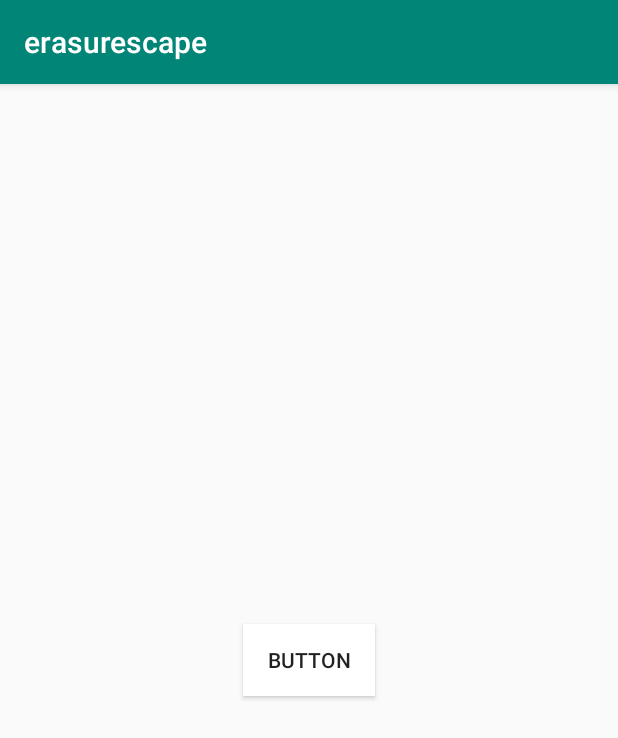
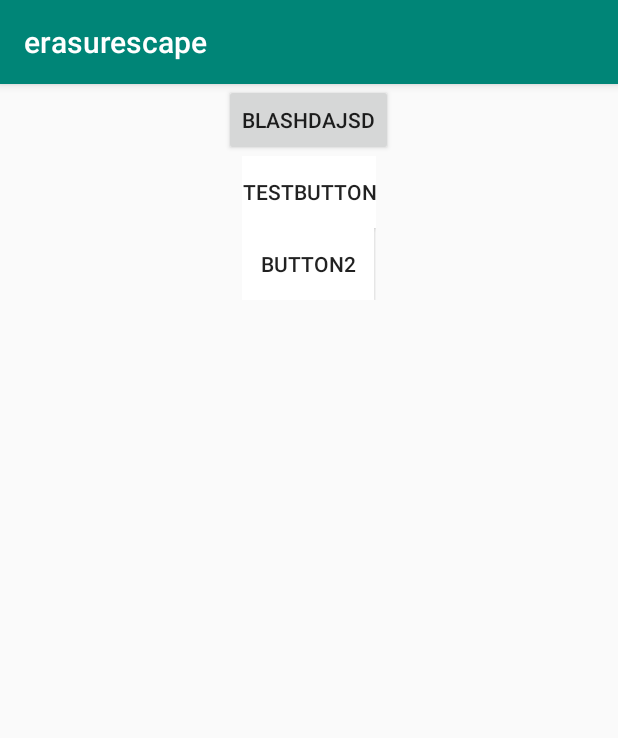
Before and after one commit to acedrow/erasurescape, an Android app: the screen it shows after launch (MainActivity), on a phone screen of 412 x 824 dp. Shown: the top 738 px of the screen. Run offline under Robolectric (Android 15) with nearby library versions, the light colour scheme and no system bars.

Commit message:
finished wrapper class for text rows, started text formatting

```diff
--- a/app/src/main/java/com/example/erasurescape/MainActivity.java
+++ b/app/src/main/java/com/example/erasurescape/MainActivity.java
@@ -1,35 +1,49 @@
 package com.example.erasurescape;
 
-import android.graphics.Color;
 import android.graphics.Paint;
-import android.graphics.Rect;
+import android.graphics.Point;
 import android.media.MediaPlayer;
-import android.provider.MediaStore;
 import android.support.v7.app.AppCompatActivity;
 import android.os.Bundle;
 import android.util.Log;
-import android.view.View;
-import android.view.ViewGroup;
+import android.view.Display;
 import android.widget.Button;
 import android.widget.LinearLayout;
-import android.widget.Toast;
+
+
+import java.util.ArrayList;
 
 public class MainActivity extends AppCompatActivity {
-     Button testButton;
-     MediaPlayer mediaPlayer;
-     LinearLayout linearLayout;
-
+    Button testButton;
+    MediaPlayer mediaPlayer;
+    LinearLayout rootVertLayout; //the 'parent' linear layout, holds each horizontal linar layout representing a row of text
+    ArrayList<TextRowLayout> textRow;
 
     @Override
     protected void onCreate(Bundle savedInstanceState) {
         super.onCreate(savedInstanceState);
         setContentView(R.layout.activity_main);
 
-        //instantiate the linearLayout as defined in activity_main.xml
-        linearLayout = findViewById(R.id.rootContainer);
+        textRow = new ArrayList<TextRowLayout>();
+        rootVertLayout = findViewById(R.id.rootVertLayout);
 
-        //try programatically creating button
-        createWordButton("button");
+        String loremIpsum = "Lorem ipsum dolor sit amet, consectetur adipiscing elit. " +
+                "Aliquam nec aliquam ex. Morbi a vulputate turpis. " +
+                "Pellentesque varius at purus non volutpat. " +
+                "Vestibulum ante ipsum primis in faucibus orci " +
+                "luctus et ultrices posuere cubilia Curae " +
+                "Quisque turpis velit, dignissim eget malesuada nec, " +
+                "blandit vel magna. Donec ornare aliquam porta.";
+
+        Log.i("lorem ipsum length","" + loremIpsum.length());
+
+        TextFormatter.formatText(loremIpsum, getScreenSize());
+
+        //try programatically creating rows and buttons
+        TextRowLayout testRow = createTextRowLayout(rootVertLayout);
+
+        createWordButton("testbutton", testRow);
+        createWordButton("button2", testRow);
 
         //instantiate mediaPlayer
         mediaPlayer = MediaPlayer.create(this, R.raw.pc_says);
@@ -40,39 +54,33 @@ public class MainActivity extends AppCompatActivity {
 
         Paint paint = new Paint();
         String text = "This";
-        float tLength = paint.measureText(text, 0, text.length());
+        float tLength = paint.measureText(loremIpsum);
         Log.i("textLength", "" + tLength);
 
 
     }
 
+    public TextRowLayout createTextRowLayout (LinearLayout textColumnLayout){
+        TextRowLayout textRowLayout = new TextRowLayout(rootVertLayout, this);
+        return textRowLayout;
+    }
+
     //creates a word button programatically, should have this in its own class for good CODEZ
-    public Button createWordButton(String buttonText){
-        WordButton wordButton = new WordButton("button", linearLayout, this);
-        /*
+    public WordButton createWordButton(String buttonText, LinearLayout ll){
+        WordButton wordButton = new WordButton(buttonText, ll, this);
+        return wordButton;
+    }
 
-        button.setText(buttonText);
-        button.setLayoutParams(new LinearLayout.LayoutParams
-                (ViewGroup.LayoutParams.WRAP_CONTENT,
-                        ViewGroup.LayoutParams.WRAP_CONTENT));
-        button.setBackgroundColor(Color.WHITE);
+    public WordButton createWordButton(String buttonText, TextRowLayout textRowLayout){
+        WordButton wordButton = new WordButton(buttonText, textRowLayout.getLinearLayout(), this);
+        return wordButton;
+    }
 
-        //set the onclicklistener
-        button.setOnClickListener(new View.OnClickListener() {
-            @Override
-            public void onClick(View v) {
-                //a toast is a small message popup
-                Toast.makeText(MainActivity.this, R.string.welcome_message, Toast.LENGTH_LONG).show();
-                testButton.setText("");
-                mediaPlayer.start();
+    public Point getScreenSize(){
+        Display display = getWindowManager().getDefaultDisplay();
+        Point size = new Point();
+        display.getSize(size);
 
-            }
-        });
-        //add the button to the linearLayout
-        if (linearLayout != null){
-            linearLayout.addView(button);
-        }
-        */
-        return wordButton.getButton();
+        return size;
     }
 }
--- /dev/null
+++ b/app/src/main/java/com/example/erasurescape/TextFormatter.java
@@ -0,0 +1,42 @@
+package com.example.erasurescape;
+
+import android.graphics.Point;
+import android.util.Log;
+import android.view.Display;
+
+import java.lang.reflect.Array;
+import java.util.ArrayList;
+import java.util.Arrays;
+import java.util.List;
+
+public class TextFormatter {
+
+    static int maxInputStringLength = 1000;
+
+    //Given an input string (i.e. the entire text to be displayed on the screen before blacking any words out),
+    //creates text rows, populates them with buttons containing each words, stores these in an array,
+    //returns that array
+    public static ArrayList<TextRowLayout> formatText(String text, Point screenDimensions){
+        if (text.length() > maxInputStringLength){
+            //throw exception? Need error handling...
+            return null;
+        }
+        //split() string by whitespace, store in an arraylist
+        ArrayList<String> words = new ArrayList<String>(Arrays.asList(text.split(" ")));
+
+        //trim() each substring, delete any array elements containing anything besides alphanumeric characters
+        String wordNoUnderscore = "\\S*[a-zA-Z0-9]+\\S*";
+        for (int i = 0; i < words.size(); i++){
+            words.get(i).trim();
+            if (!words.get(i).matches(wordNoUnderscore)){
+                words.remove(words.get(i));
+            }
+            Log.i("Word " + i + ": ", words.get(i));
+        }
+        //create new row, add to array
+        ArrayList<TextRowLayout> textRow = new ArrayList<TextRowLayout>();
+        //create new button with next word in the text (separate by spaces, any punctuation included at the end of the word
+
+        return textRow;
+    }
+}
--- /dev/null
+++ b/app/src/main/java/com/example/erasurescape/TextRowLayout.java
@@ -0,0 +1,30 @@
+package com.example.erasurescape;
+
+import android.content.Context;
+import android.widget.LinearLayout;
+import android.widget.LinearLayout.LayoutParams;
+
+public class TextRowLayout {
+    LinearLayout linearLayout;
+
+    public TextRowLayout(LinearLayout rootVertLayout, Context context){
+        linearLayout = new LinearLayout(context);
+        linearLayout.setOrientation(LinearLayout.VERTICAL);
+        LayoutParams layoutParams = new LayoutParams(LayoutParams.WRAP_CONTENT, LayoutParams.WRAP_CONTENT);
+        linearLayout.setLayoutParams(layoutParams);
+
+        //should add the newly created horizontal layout as a child of the root vertical layout
+        if (rootVertLayout != null){
+            rootVertLayout.addView(linearLayout);
+        }
+    }
+
+    public LinearLayout getLinearLayout(){
+        return linearLayout;
+    }
+
+    public void addWordButton(){
+
+    }
+
+}
--- a/app/src/main/java/com/example/erasurescape/WordButton.java
+++ b/app/src/main/java/com/example/erasurescape/WordButton.java
@@ -13,14 +13,15 @@ public class WordButton {
     String buttonText;
     boolean erased = false;
 
-    public WordButton(final String bt, LinearLayout linearLayout, Context context){
+    public WordButton(final String bt, LinearLayout textRowLayout, Context context){
         button = new Button(context);
-        this.buttonText = bt;
+        buttonText = bt;
         button.setText(bt);
         button.setLayoutParams(new LinearLayout.LayoutParams
                 (ViewGroup.LayoutParams.WRAP_CONTENT,
                         ViewGroup.LayoutParams.WRAP_CONTENT));
         button.setBackgroundColor(Color.WHITE);
+
 
         //set the onclicklistener
         button.setOnClickListener(new View.OnClickListener() {
@@ -30,10 +31,12 @@ public class WordButton {
                 //Toast.makeText(MainActivity.this, R.string.welcome_message, Toast.LENGTH_LONG).show();
                 if (!erased){
                     erased = true;
-                    button.setText("");
+                    //button.setText("");
+                    button.setBackgroundColor(Color.BLACK);
                 } else {
                     erased = false;
-                    button.setText(buttonText);
+                    //button.setText(buttonText);
+                    button.setBackgroundColor(Color.WHITE);
                 }
 
 
@@ -42,8 +45,8 @@ public class WordButton {
             }
         });
         //add the button to the linearLayout
-        if (linearLayout != null){
-            linearLayout.addView(button);
+        if (textRowLayout != null){
+            textRowLayout.addView(button);
         }
     }
 
--- a/app/src/main/res/layout/activity_main.xml
+++ b/app/src/main/res/layout/activity_main.xml
@@ -1,5 +1,4 @@
 <?xml version="1.0" encoding="utf-8"?>
-
 
 <android.support.constraint.ConstraintLayout xmlns:android="http://schemas.android.com/apk/res/android"
     xmlns:app="http://schemas.android.com/apk/res-auto"
@@ -10,13 +9,25 @@
 
 
     <LinearLayout
-        android:id="@+id/rootContainer"
-        xmlns:android="http://schemas.android.com/apk/res/android"
-        android:layout_width="match_parent"
-        android:layout_height="match_parent"
-        android:gravity="center"
+        android:id="@+id/rootVertLayout"
+        android:layout_width="fill_parent"
+        android:layout_height="fill_parent"
+        android:gravity="center|top"
         android:orientation="vertical">
 
+        <LinearLayout
+            android:layout_width="wrap_content"
+            android:layout_height="wrap_content"
+            android:orientation="horizontal">
+
+            <Button
+                android:id="@+id/button9"
+                style="@style/Widget.AppCompat.Button"
+                android:layout_width="wrap_content"
+                android:layout_height="wrap_content"
+                android:layout_weight="1"
+                android:text="blashdajsd" />
+        </LinearLayout>
     </LinearLayout>
 
 </android.support.constraint.ConstraintLayout>
```
